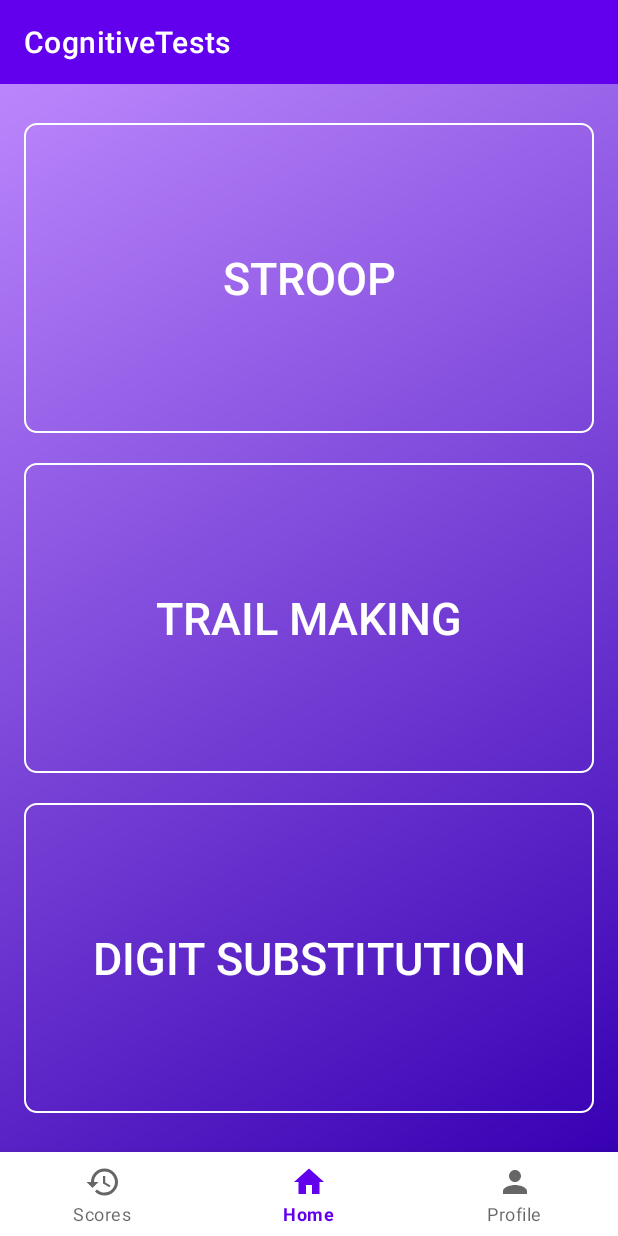
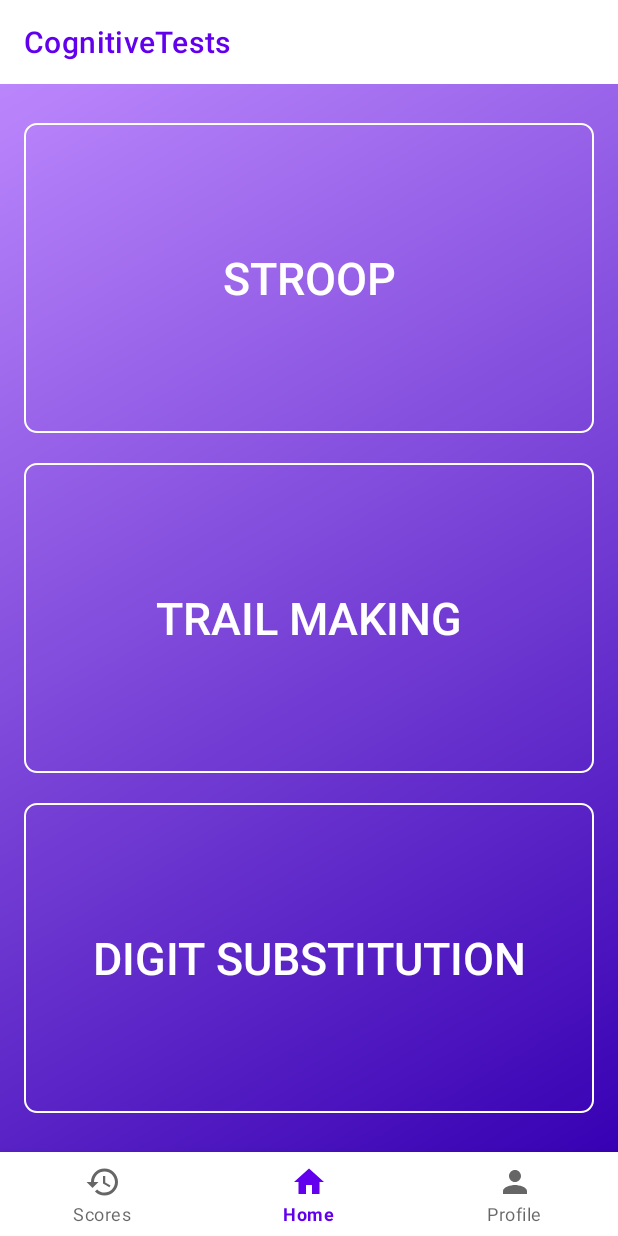
Before and after one commit to LethalDriver/CognitiveTests, an Android app: the MainActivity screen opened directly, with no data from a screen before it, on a phone screen of 412 x 824 dp. Run offline under Robolectric (Android 15) with nearby library versions, the phone set to English and light mode, and no system bars.

Commit message:
Styled the toolbar

```diff
--- a/app/src/main/res/layout/activity_main.xml
+++ b/app/src/main/res/layout/activity_main.xml
@@ -12,9 +12,9 @@
         android:id="@+id/toolbar"
         android:layout_width="match_parent"
         android:layout_height="?attr/actionBarSize"
-        android:background="?attr/colorPrimary"
+        android:background="@color/white"
         android:title="Cognitive Tests"
-        app:titleTextColor="@color/white"
+        app:titleTextColor="@color/primary"
         />
 
     <androidx.fragment.app.FragmentContainerView
```
